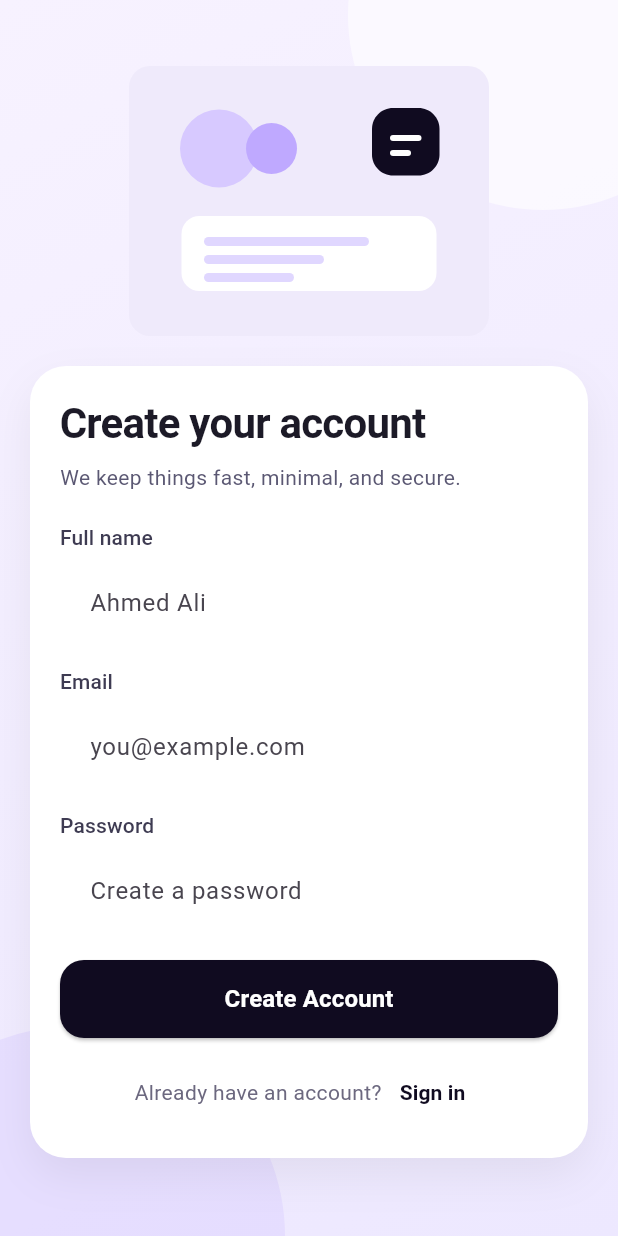
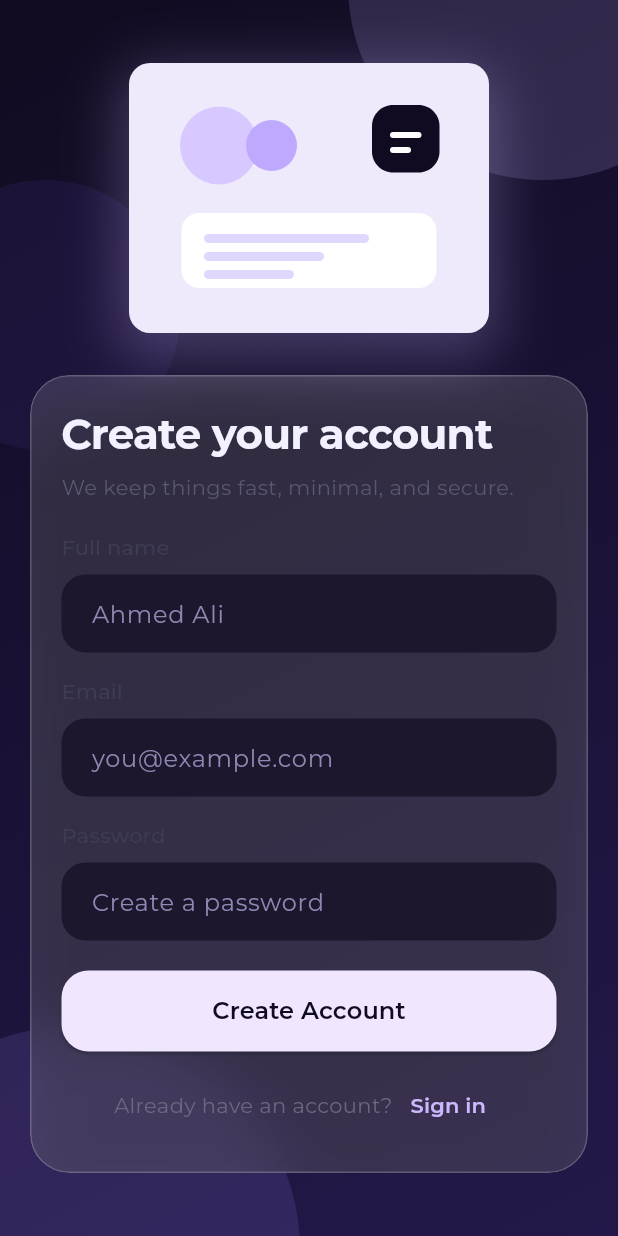
Before and after one commit to AhmedHassaan-7OS/authy, a Flutter app: the screen it shows after launch, after a tap on "Create account", on a phone screen of 412 x 824 dp. Run offline on Flutter 3.47's test engine with Material 3 defaults, Android fonts, the phone set to English and light mode, and no system bars; our stand-ins replace equatable, flutter_bloc, flutter_svg, get_it, google_fonts, image_picker and 1 more; accounts and stored records are empty; network calls fail; Roboto replaces fonts that are missing (GT Sectra Fine).

Commit message:
Add custom themes and loaders; implement snackbar for error handling
- Updated AppTheme to use dark theme with Google Fonts integration.
- Enhanced AuthEntryView with animated transitions and added AppLoader.
- Refactored AuthRootView to utilize AppSnackBar for error notifications.
- Improved AuthCard and AuthHeroImage with new styling and effects.
- Added AppLoader and AppSnackBar widgets for better UI feedback.
- Updated pubspec.yaml and pubspec.lock to include google_fonts dependency.

```diff
--- a/lib/core/theme/app_theme.dart
+++ b/lib/core/theme/app_theme.dart
@@ -1,37 +1,49 @@
 import 'package:flutter/material.dart';
 import 'package:authy/core/constants/app_constants.dart';
+import 'package:google_fonts/google_fonts.dart';
 
 class AppTheme {
   static ThemeData get light {
-    final base = ThemeData.light(useMaterial3: true);
+    final base = ThemeData.dark(useMaterial3: true);
+    final textTheme = GoogleFonts.montserratTextTheme(base.textTheme);
     return base.copyWith(
+      scaffoldBackgroundColor: kPrimaryColor,
+      textTheme: textTheme.apply(
+        bodyColor: const Color(0xffF3F0FF),
+        displayColor: const Color(0xffF3F0FF),
+      ),
       colorScheme: base.colorScheme.copyWith(
-        primary: kPrimaryColor,
-        secondary: const Color(0xffE0D7FF),
-        surface: const Color(0xffF7F4FF),
-      ),
-      scaffoldBackgroundColor: const Color(0xffF4F1FB),
-      textTheme: base.textTheme.apply(
-        fontFamily: kGtSectraFine,
-        bodyColor: const Color(0xff1C1A27),
-        displayColor: const Color(0xff1C1A27),
+        primary: const Color(0xffCBB7FF),
+        secondary: const Color(0xff7C66C5),
+        surface: const Color(0xff1B1430),
       ),
       inputDecorationTheme: InputDecorationTheme(
         filled: true,
-        fillColor: const Color(0xffFFFFFF),
+        fillColor: const Color(0xff181228).withOpacity(0.82),
         contentPadding: const EdgeInsets.symmetric(horizontal: 16, vertical: 14),
+        hintStyle: const TextStyle(color: Color(0xff8F88B3)),
         border: OutlineInputBorder(
-          borderRadius: BorderRadius.circular(14),
+          borderRadius: BorderRadius.circular(16),
           borderSide: BorderSide.none,
         ),
       ),
       elevatedButtonTheme: ElevatedButtonThemeData(
         style: ElevatedButton.styleFrom(
-          backgroundColor: kPrimaryColor,
-          foregroundColor: Colors.white,
-          minimumSize: const Size.fromHeight(52),
+          backgroundColor: const Color(0xffF0E7FF),
+          foregroundColor: const Color(0xff100B20),
+          minimumSize: const Size.fromHeight(54),
           shape: RoundedRectangleBorder(
-            borderRadius: BorderRadius.circular(16),
+            borderRadius: BorderRadius.circular(18),
+          ),
+        ),
+      ),
+      outlinedButtonTheme: OutlinedButtonThemeData(
+        style: OutlinedButton.styleFrom(
+          foregroundColor: const Color(0xffE7DCFF),
+          side: const BorderSide(color: Color(0x66CBB7FF)),
+          minimumSize: const Size.fromHeight(54),
+          shape: RoundedRectangleBorder(
+            borderRadius: BorderRadius.circular(18),
           ),
         ),
       ),
--- /dev/null
+++ b/lib/core/widgets/app_loader.dart
@@ -0,0 +1,24 @@
+import 'package:flutter/material.dart';
+
+class AppLoader extends StatelessWidget {
+  final String? label;
+  const AppLoader({super.key, this.label});
+
+  @override
+  Widget build(BuildContext context) {
+    return Column(
+      mainAxisSize: MainAxisSize.min,
+      children: [
+        const SizedBox(
+          width: 40,
+          height: 40,
+          child: CircularProgressIndicator(strokeWidth: 3),
+        ),
+        if (label != null) ...[
+          const SizedBox(height: 12),
+          Text(label!, style: Theme.of(context).textTheme.bodyMedium),
+        ],
+      ],
+    );
+  }
+}
--- /dev/null
+++ b/lib/core/widgets/app_snackbar.dart
@@ -0,0 +1,27 @@
+import 'package:flutter/material.dart';
+
+class AppSnackBar {
+  static void showError(BuildContext context, String message) {
+    final snackBar = SnackBar(
+      behavior: SnackBarBehavior.floating,
+      backgroundColor: const Color(0xff24184A),
+      shape: RoundedRectangleBorder(borderRadius: BorderRadius.circular(16)),
+      content: Row(
+        children: [
+          const Icon(Icons.error_outline, color: Color(0xffF4EFFF)),
+          const SizedBox(width: 12),
+          Expanded(
+            child: Text(
+              message,
+              style: const TextStyle(color: Color(0xffF4EFFF)),
+            ),
+          ),
+        ],
+      ),
+    );
+
+    ScaffoldMessenger.of(context)
+      ..hideCurrentSnackBar()
+      ..showSnackBar(snackBar);
+  }
+}
--- a/lib/features/auth/presentation/views/auth_entry_view.dart
+++ b/lib/features/auth/presentation/views/auth_entry_view.dart
@@ -4,6 +4,7 @@ import 'package:authy/features/auth/presentation/views/sign_up_view.dart';
 import 'package:authy/features/auth/presentation/widgets/auth_card.dart';
 import 'package:authy/features/auth/presentation/widgets/auth_hero_image.dart';
 import 'package:authy/features/auth/presentation/widgets/auth_scaffold.dart';
+import 'package:authy/core/widgets/app_loader.dart';
 import 'package:flutter/material.dart';
 
 class AuthEntryView extends StatefulWidget {
@@ -28,12 +29,26 @@ class _AuthEntryViewState extends State<AuthEntryView> {
           const SizedBox(height: 16),
           const AuthHeroImage(),
           const SizedBox(height: 20),
-          AuthCard(
-            child: AnimatedSwitcher(
-              duration: kTransitionDuration,
-              child: isSignIn
-                  ? SignInView(key: const ValueKey('signin'), onToggle: toggle)
-                  : SignUpView(key: const ValueKey('signup'), onToggle: toggle),
+          TweenAnimationBuilder<double>(
+            duration: const Duration(milliseconds: 700),
+            curve: Curves.easeOutCubic,
+            tween: Tween(begin: 0, end: 1),
+            builder: (context, value, child) {
+              return Opacity(
+                opacity: value,
+                child: Transform.translate(
+                  offset: Offset(0, (1 - value) * 18),
+                  child: child,
+                ),
+              );
+            },
+            child: AuthCard(
+              child: AnimatedSwitcher(
+                duration: kTransitionDuration,
+                child: isSignIn
+                    ? SignInView(key: const ValueKey('signin'), onToggle: toggle)
+                    : SignUpView(key: const ValueKey('signup'), onToggle: toggle),
+              ),
             ),
           ),
           const SizedBox(height: 24),
@@ -52,7 +67,7 @@ class AuthEntryLoadingView extends StatelessWidget {
       child: Center(
         child: Padding(
           padding: EdgeInsets.all(32),
-          child: CircularProgressIndicator(),
+          child: AppLoader(label: 'Loading your space...'),
         ),
       ),
     );
--- a/lib/features/auth/presentation/views/auth_root_view.dart
+++ b/lib/features/auth/presentation/views/auth_root_view.dart
@@ -4,6 +4,7 @@ import 'package:authy/features/auth/presentation/views/auth_entry_view.dart';
 import 'package:authy/features/auth/presentation/views/profile_view.dart';
 import 'package:flutter/material.dart';
 import 'package:flutter_bloc/flutter_bloc.dart';
+import 'package:authy/core/widgets/app_snackbar.dart';
 
 class AuthRootView extends StatelessWidget {
   const AuthRootView({super.key});
@@ -13,9 +14,7 @@ class AuthRootView extends StatelessWidget {
     return BlocConsumer<AuthCubit, AuthState>(
       listener: (context, state) {
         if (state.status == AuthStatus.failure && state.errorMessage != null) {
-          ScaffoldMessenger.of(context).showSnackBar(
-            SnackBar(content: Text(state.errorMessage!)),
-          );
+          AppSnackBar.showError(context, state.errorMessage!);
         }
       },
       builder: (context, state) {
--- a/lib/features/auth/presentation/widgets/auth_card.dart
+++ b/lib/features/auth/presentation/widgets/auth_card.dart
@@ -1,3 +1,5 @@
+import 'dart:ui';
+
 import 'package:flutter/material.dart';
 
 class AuthCard extends StatelessWidget {
@@ -6,20 +8,27 @@ class AuthCard extends StatelessWidget {
 
   @override
   Widget build(BuildContext context) {
-    return Container(
+    return ClipRRect(
+      borderRadius: BorderRadius.circular(26),
+      child: BackdropFilter(
+        filter: ImageFilter.blur(sigmaX: 18, sigmaY: 18),
+        child: Container(
           padding: const EdgeInsets.all(20),
           decoration: BoxDecoration(
-        color: Colors.white,
-        borderRadius: BorderRadius.circular(24),
+            color: const Color(0x22FFFFFF),
+            borderRadius: BorderRadius.circular(26),
+            border: Border.all(color: const Color(0x33FFFFFF)),
             boxShadow: [
               BoxShadow(
-            color: Colors.black.withOpacity(0.06),
-            blurRadius: 24,
-            offset: const Offset(0, 12),
+                color: Colors.black.withOpacity(0.25),
+                blurRadius: 28,
+                offset: const Offset(0, 16),
               ),
             ],
           ),
           child: child,
+        ),
+      ),
     );
   }
 }
--- a/lib/features/auth/presentation/widgets/auth_hero_image.dart
+++ b/lib/features/auth/presentation/widgets/auth_hero_image.dart
@@ -7,11 +7,24 @@ class AuthHeroImage extends StatelessWidget {
 
   @override
   Widget build(BuildContext context) {
-    return SvgPicture.asset(
-      AppAssets.authPlaceholderSvg,
-      width: 240,
-      height: 180,
-      fit: BoxFit.contain,
+    return Container(
+      padding: const EdgeInsets.all(8),
+      decoration: BoxDecoration(
+        borderRadius: BorderRadius.circular(24),
+        boxShadow: [
+          BoxShadow(
+            color: const Color(0xffCBB7FF).withOpacity(0.25),
+            blurRadius: 30,
+            offset: const Offset(0, 10),
+          ),
+        ],
+      ),
+      child: SvgPicture.asset(
+        AppAssets.authPlaceholderSvg,
+        width: 240,
+        height: 180,
+        fit: BoxFit.contain,
+      ),
     );
   }
 }
--- a/lib/features/auth/presentation/widgets/auth_scaffold.dart
+++ b/lib/features/auth/presentation/widgets/auth_scaffold.dart
@@ -34,32 +34,44 @@ class _AuthBackground extends StatelessWidget {
         gradient: LinearGradient(
           begin: Alignment.topLeft,
           end: Alignment.bottomRight,
-          colors: [Color(0xffF7F2FF), Color(0xffEDE8FF)],
+          colors: [Color(0xff100B20), Color(0xff24184A)],
         ),
       ),
       child: Stack(
         children: [
           Positioned(
-            top: -120,
+            top: -140,
             right: -80,
             child: Container(
               width: 260,
               height: 260,
               decoration: BoxDecoration(
                 shape: BoxShape.circle,
-                color: Colors.white.withOpacity(0.6),
+                color: const Color(0xffCBB7FF).withOpacity(0.16),
               ),
             ),
           ),
           Positioned(
-            bottom: -140,
-            left: -90,
+            bottom: -160,
+            left: -100,
             child: Container(
-              width: 280,
-              height: 280,
+              width: 300,
+              height: 300,
               decoration: BoxDecoration(
                 shape: BoxShape.circle,
-                color: const Color(0xffD8CBFF).withOpacity(0.4),
+                color: const Color(0xff7C66C5).withOpacity(0.2),
+              ),
+            ),
+          ),
+          Positioned(
+            top: 120,
+            left: -60,
+            child: Container(
+              width: 180,
+              height: 180,
+              decoration: BoxDecoration(
+                shape: BoxShape.circle,
+                color: const Color(0xff2E1F5A).withOpacity(0.35),
               ),
             ),
           ),
--- a/lib/features/auth/presentation/widgets/avatar_picker.dart
+++ b/lib/features/auth/presentation/widgets/avatar_picker.dart
@@ -45,6 +45,12 @@ class AvatarPicker extends StatelessWidget {
                           width: 88,
                           height: 88,
                           fit: BoxFit.cover,
+                          errorBuilder: (_, __, ___) => SvgPicture.asset(
+                            AppAssets.authPlaceholderSvg,
+                            width: 72,
+                            height: 72,
+                            fit: BoxFit.cover,
+                          ),
                         ),
                 ),
               ),
--- a/pubspec.yaml
+++ b/pubspec.yaml
@@ -37,6 +37,7 @@ dependencies:
   equatable: ^2.0.5
   flutter_bloc: ^8.1.6
   flutter_svg: ^2.0.10+1
+  google_fonts: ^6.2.1
   get_it: ^7.7.0
   image_picker: ^1.1.2
   supabase_flutter: ^2.8.1
```
Also changed, not shown: pubspec.lock. Lines whose indentation alone changed are shown as unchanged.
